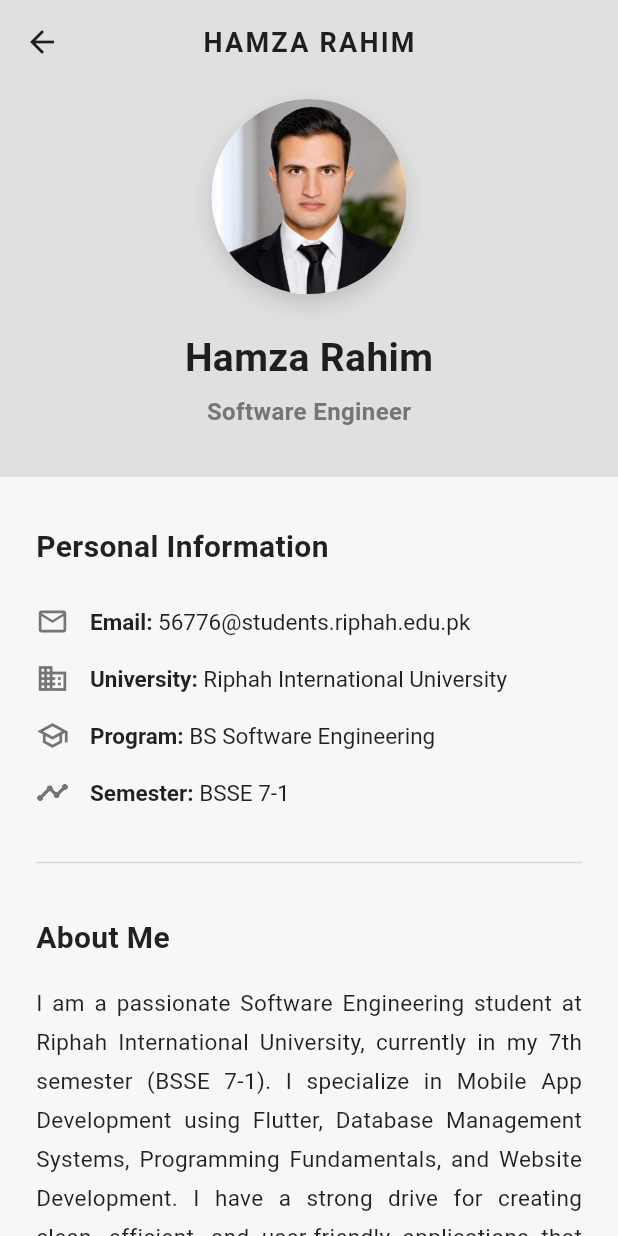
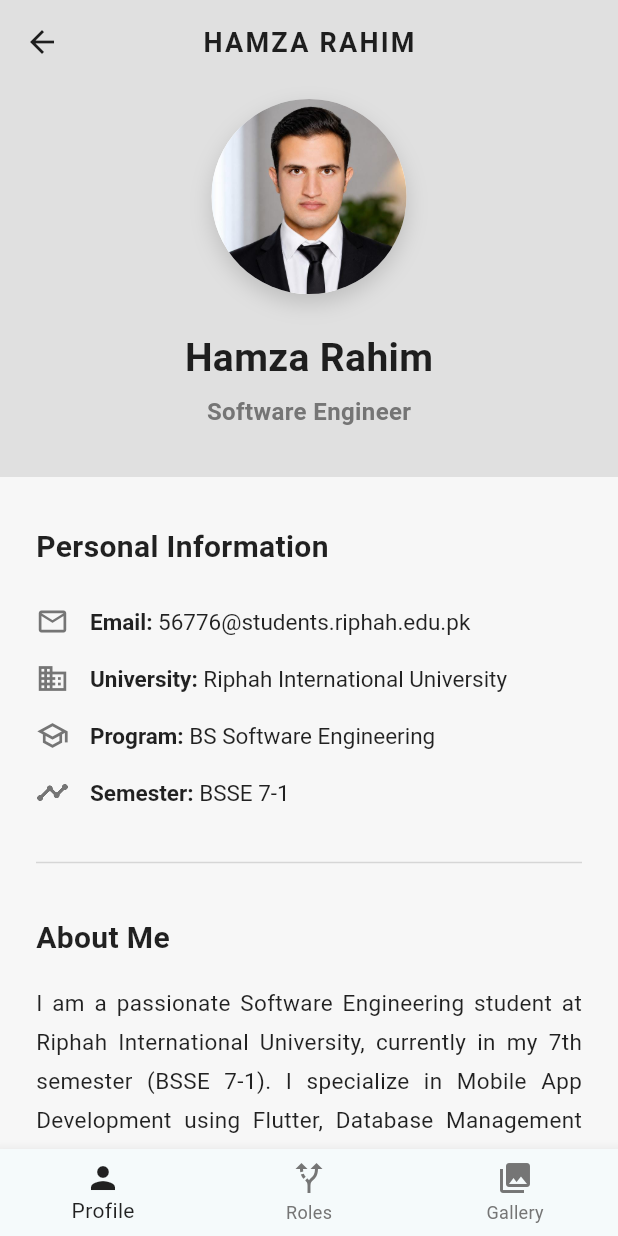
Before and after one commit to 56776-Hamza/Mad-CourseRepo, a Flutter app: the screen it shows after launch, after a tap on "Login", on a phone screen of 412 x 824 dp. Run offline on Flutter 3.47's test engine with Material 3 defaults, Android fonts, the phone set to English and light mode, and no system bars.

Commit message:
Add simple and clean BottomNavigationBar in lib/bottombarnaviagation.dart linking Profile, Roles, and Gallery pages

```diff
--- /dev/null
+++ b/lib/bottombarnaviagation.dart
@@ -0,0 +1,56 @@
+import 'package:flutter/material.dart';
+import 'profile_page.dart';
+import 'navigation.dart';
+import 'animation.dart';
+
+class BottomBarNavigationPage extends StatefulWidget {
+  const BottomBarNavigationPage({super.key});
+
+  @override
+  State<BottomBarNavigationPage> createState() => _BottomBarNavigationPageState();
+}
+
+class _BottomBarNavigationPageState extends State<BottomBarNavigationPage> {
+  int _currentIndex = 0;
+
+  // Pages available in the app
+  final List<Widget> _pages = [
+    const ProfilePage(),
+    const NavigationPage(),
+    const HomePage(),
+  ];
+
+  @override
+  Widget build(BuildContext context) {
+    return Scaffold(
+      body: IndexedStack(
+        index: _currentIndex,
+        children: _pages,
+      ),
+      bottomNavigationBar: BottomNavigationBar(
+        currentIndex: _currentIndex,
+        onTap: (index) {
+          setState(() {
+            _currentIndex = index;
+          });
+        },
+        selectedItemColor: Colors.black87,
+        unselectedItemColor: const Color(0xFF757575),
+        items: const [
+          BottomNavigationBarItem(
+            icon: Icon(Icons.person),
+            label: 'Profile',
+          ),
+          BottomNavigationBarItem(
+            icon: Icon(Icons.alt_route),
+            label: 'Roles',
+          ),
+          BottomNavigationBarItem(
+            icon: Icon(Icons.photo_library),
+            label: 'Gallery',
+          ),
+        ],
+      ),
+    );
+  }
+}
--- a/lib/login_page.dart
+++ b/lib/login_page.dart
@@ -12,7 +12,7 @@ class _LoginPageState extends State<LoginPage> {
   final _passwordController = TextEditingController(text: '123456');
 
   void _handleLogin() {
-    Navigator.pushReplacementNamed(context, '/profile');
+    Navigator.pushReplacementNamed(context, '/bottombar');
   }
 
   @override
--- a/lib/main.dart
+++ b/lib/main.dart
@@ -3,6 +3,7 @@ import 'login_page.dart';
 import 'profile_page.dart';
 import 'navigation.dart';
 import 'animation.dart';
+import 'bottombarnaviagation.dart';
 
 void main() {
   runApp(const MyApp());
@@ -29,6 +30,7 @@ class MyApp extends StatelessWidget {
         '/profile': (context) => const ProfilePage(),
         '/navigation': (context) => const NavigationPage(),
         '/animation': (context) => const HomePage(),
+        '/bottombar': (context) => const BottomBarNavigationPage(),
       },
     );
   }
```
Also changed, not shown: assets/pic1.jpg.jpeg (deleted), assets/pic2.jpg.png (deleted).
